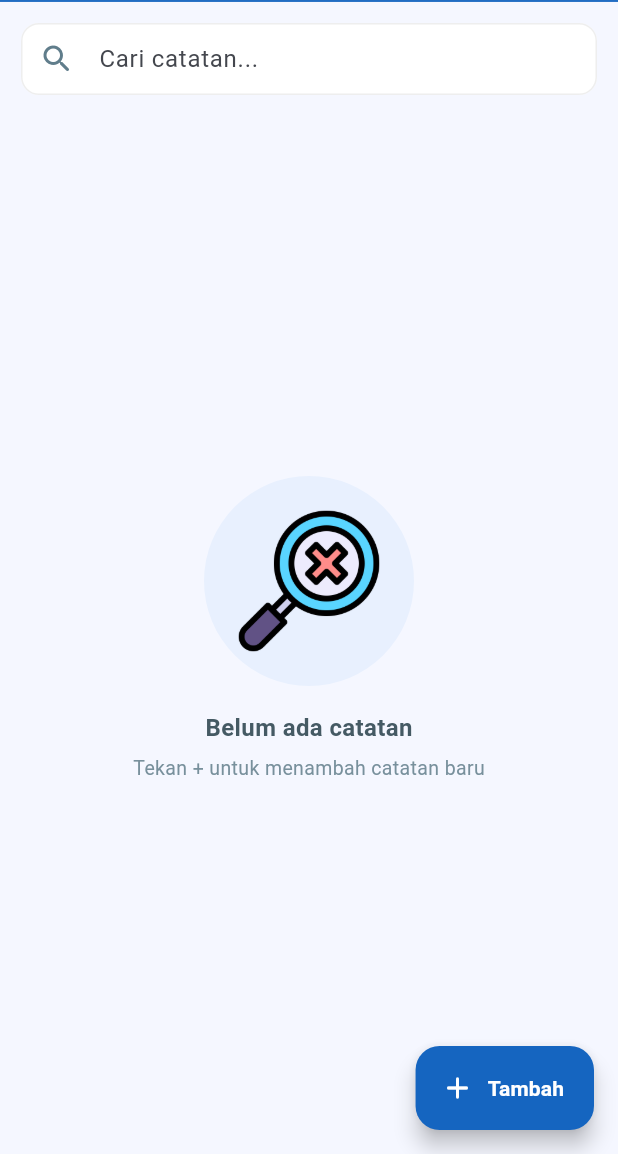
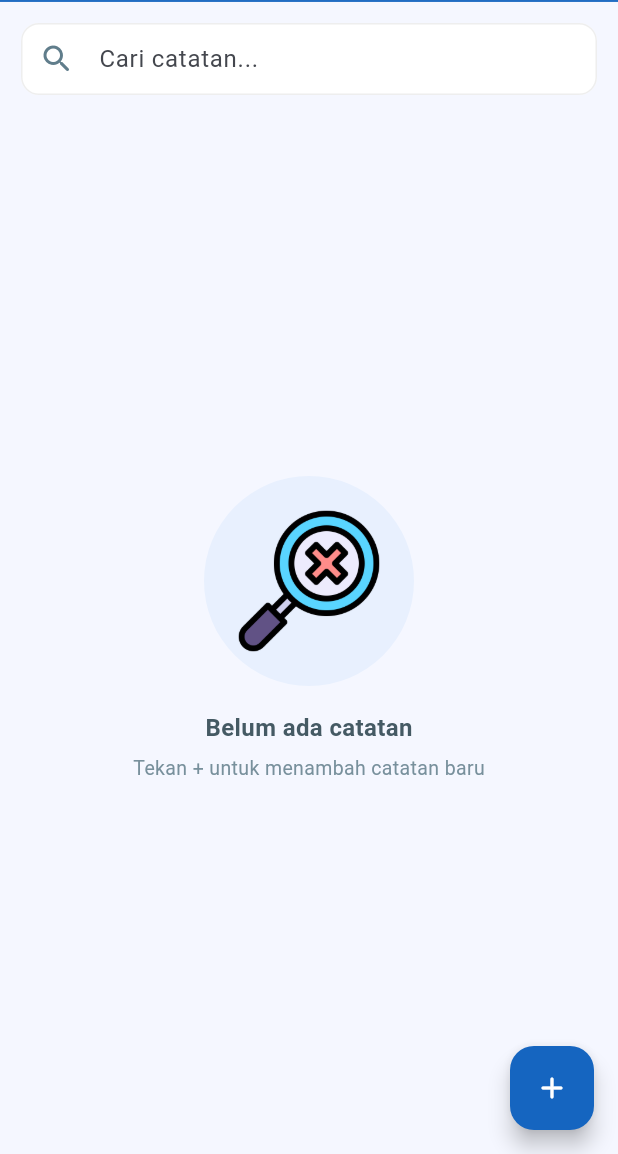
Before and after one commit to ihsan-ramadhan/PY4_2C_D3_2024_Modul3_083, a Flutter app: the LogView screen opened directly with empty values, on a phone screen of 412 x 824 dp, the part 82-1236 px from its top. Run offline on Flutter 3.47's test engine with Material 3 defaults, Android fonts, the light colour scheme and no system bars; our stand-ins replace shared_preferences; accounts and stored records are empty.

Commit message:
Move search state into controller

```diff
--- a/logbook_app_083/lib/features/logbook/log_view.dart
+++ b/logbook_app_083/lib/features/logbook/log_view.dart
@@ -18,7 +18,6 @@ class _LogViewState extends State<LogView> {
   final TextEditingController _titleController = TextEditingController();
   final TextEditingController _contentController = TextEditingController();
   final TextEditingController _searchController = TextEditingController();
-  String _searchQuery = "";
   String _selectedCategory = "Pribadi";
   final List<String> _categories = ["Pribadi", "Pekerjaan", "Tugas"];
 
@@ -342,19 +341,14 @@ class _LogViewState extends State<LogView> {
                   borderSide: BorderSide(color: Colors.grey.shade200, width: 1),
                 ),
               ),
-              onChanged: (value) =>
-                  setState(() => _searchQuery = value.toLowerCase()),
+              onChanged: (value) => _controller.searchLog(value),
             ),
           ),
           Expanded(
             child: ValueListenableBuilder<List<LogModel>>(
-              valueListenable: _controller.logsNotifier,
-              builder: (context, currentLogs, child) {
-                final filteredLogs = currentLogs
-                    .where(
-                      (log) => log.title.toLowerCase().contains(_searchQuery),
-                    )
-                    .toList();
+              valueListenable: _controller.filteredLogs,
+              builder: (context, filteredLogs, child) {
+                final currentLogs = _controller.logsNotifier.value;
 
                 if (filteredLogs.isEmpty) {
                   return Center(
@@ -578,16 +572,12 @@ class _LogViewState extends State<LogView> {
           ),
         ],
       ),
-      floatingActionButton: FloatingActionButton.extended(
+      floatingActionButton: FloatingActionButton(
         onPressed: _showAddLogDialog, // Panggil fungsi dialog yang baru dibuat
         backgroundColor: const Color(0xFF1565C0),
         foregroundColor: Colors.white,
         shape: RoundedRectangleBorder(borderRadius: BorderRadius.circular(16)),
-        icon: const Icon(Icons.add_rounded),
-        label: const Text(
-          "Tambah",
-          style: TextStyle(fontWeight: FontWeight.w600),
-        ),
+        child: const Icon(Icons.add_rounded),
       ),
     );
   }
```
Also changed, not shown: logbook_app_083/lib/features/logbook/log_controller.dart (+17 -0 lines).
